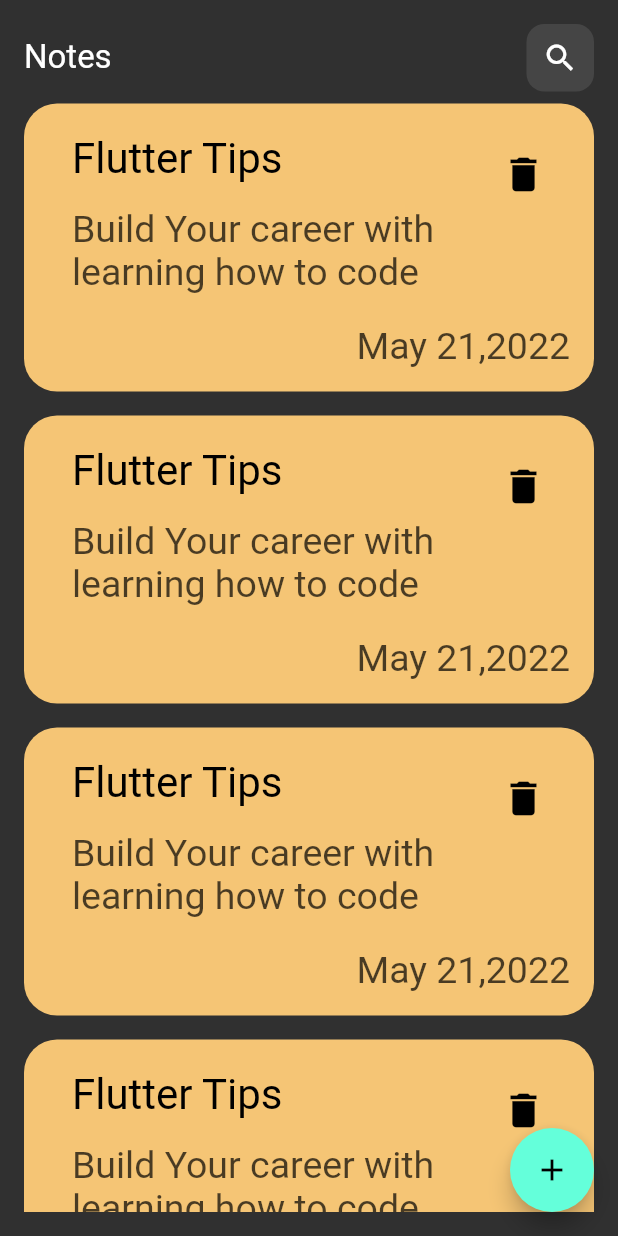
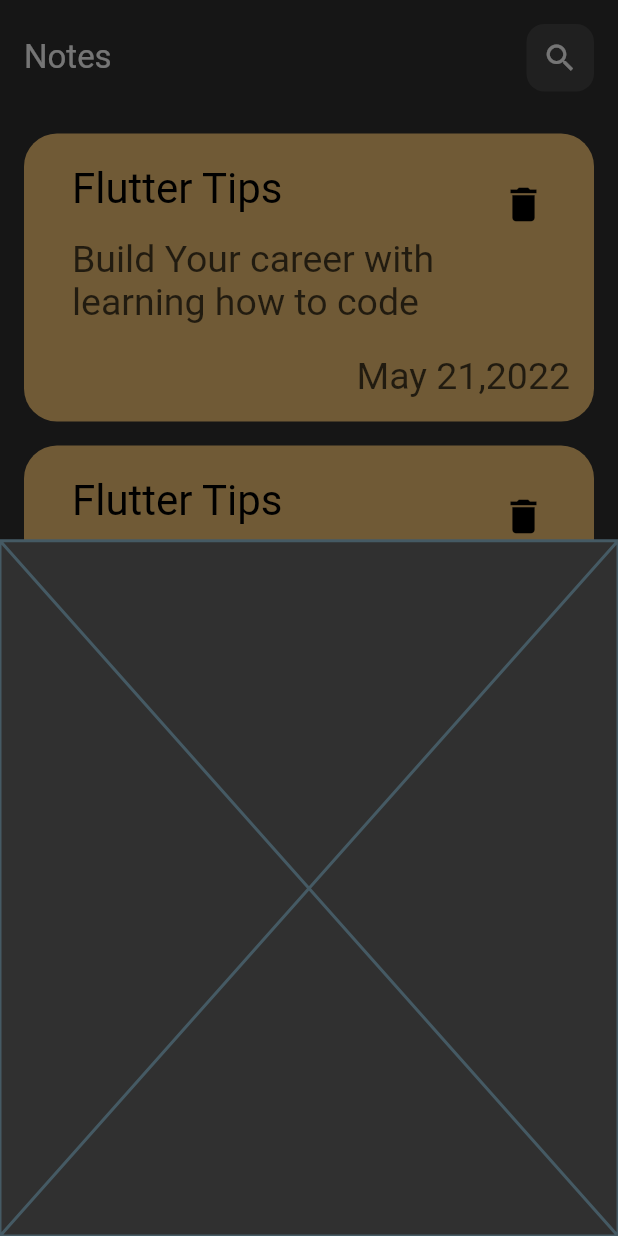
Before and after one commit to Adel-Saad/test_app, a Flutter app: the screen it shows after launch, after a tap on the "add" icon, on a phone screen of 412 x 824 dp. Run offline on Flutter 3.47's test engine with Material 2 defaults, Android fonts, the phone set to English and light mode, and no system bars.

Commit message:
add note bottom sheet

```diff
--- a/lib/views/notes_view.dart
+++ b/lib/views/notes_view.dart
@@ -1,4 +1,5 @@
 import 'package:flutter/material.dart';
+import 'package:test_app/views/widgets/add_note_bottom_sheet.dart';
 import 'package:test_app/views/widgets/notes_view_body.dart';
 
 class NotesView extends StatelessWidget {
@@ -8,8 +9,14 @@ class NotesView extends StatelessWidget {
   Widget build(BuildContext context) {
     return Scaffold(
       floatingActionButton: FloatingActionButton(
-        onPressed: () {},
-        child: Icon(Icons.add),
+        onPressed: () {
+          showModalBottomSheet(
+              context: context,
+              builder: (context) {
+                return const AddNoteBottomSheet();
+              });
+        },
+        child: const Icon(Icons.add),
       ),
       body: const Padding(
         padding: EdgeInsets.all(16.0),
--- /dev/null
+++ b/lib/views/widgets/add_note_bottom_sheet.dart
@@ -0,0 +1,10 @@
+import 'package:flutter/widgets.dart';
+
+class AddNoteBottomSheet extends StatelessWidget {
+  const AddNoteBottomSheet({super.key});
+
+  @override
+  Widget build(BuildContext context) {
+    return const Placeholder();
+  }
+}
--- a/lib/views/widgets/custom_note_list_view.dart
+++ b/lib/views/widgets/custom_note_list_view.dart
@@ -9,11 +9,15 @@ class CustomNotesListView extends StatelessWidget {
   @override
   Widget build(BuildContext context) {
     return Expanded(
-      child: ListView.builder(
-        itemCount: 4,
-        itemBuilder: (context, index) {
-          return const NotesItem();
-        },
+      child: Padding(
+        padding: const EdgeInsets.only(top: 20),
+        child: ListView.builder(
+          padding: EdgeInsets.zero,
+          itemCount: 4,
+          itemBuilder: (context, index) {
+            return const NotesItem();
+          },
+        ),
       ),
     );
   }
```
